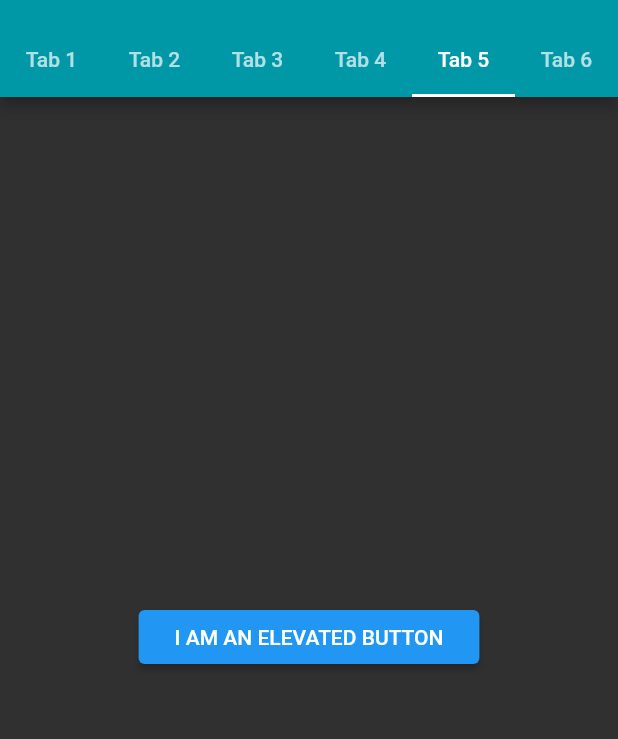
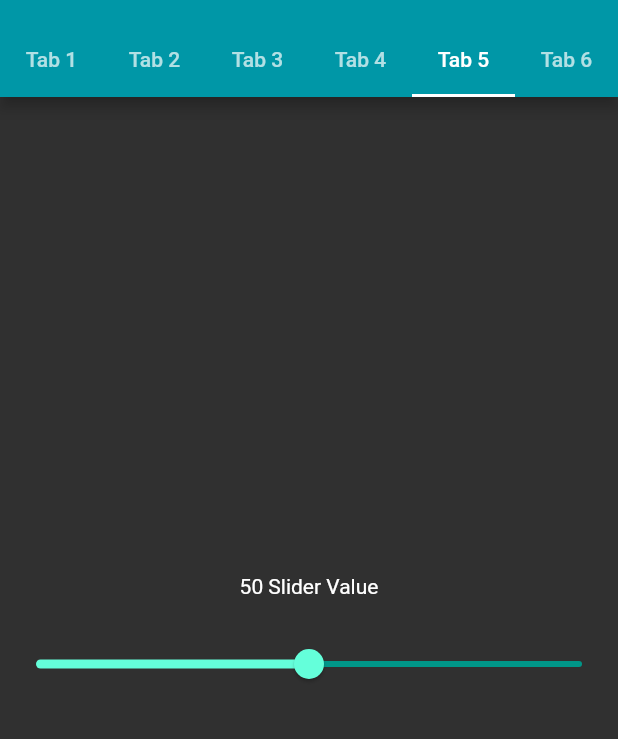
Before and after one commit to justEhmadSaeed/TabBar-Flutter, a Flutter app: the Screen2 screen opened by its route, tab 5 chosen, on a phone screen of 412 x 824 dp, the part 59-798 px from its top. Run offline on Flutter 3.47's test engine with Material 2 defaults, Android fonts, the phone set to English and light mode, and no system bars.

Commit message:
📦 NEW: Slider Class

```diff
--- a/lib/Screen2.dart
+++ b/lib/Screen2.dart
@@ -4,6 +4,7 @@ import 'package:tabbar_flutter/DatePicker.dart';
 import 'package:tabbar_flutter/DrawerHeader.dart';
 import 'package:tabbar_flutter/HomePage.dart';
 import 'package:tabbar_flutter/RadioList.dart';
+import 'package:tabbar_flutter/SliderClass.dart';
 import 'package:tabbar_flutter/SwitchButton.dart';
 import 'package:tabbar_flutter/constants.dart';
 
@@ -99,13 +100,7 @@ class _Screen2State extends State<Screen2> with SingleTickerProviderStateMixin {
           Center(child: RadioList()),
           Center(child: SwitchButton()),
           Center(
-            child: ElevatedButton(
-              onPressed: () {},
-              child: Padding(
-                padding: const EdgeInsets.all(8.0),
-                child: Text('I AM AN ELEVATED BUTTON'),
-              ),
-            ),
+            child: SliderClass(),
           ),
           Center(
             child: ElevatedButton(
--- /dev/null
+++ b/lib/SliderClass.dart
@@ -0,0 +1,33 @@
+import 'package:flutter/material.dart';
+
+class SliderClass extends StatefulWidget {
+  @override
+  _SliderClassState createState() => _SliderClassState();
+}
+
+class _SliderClassState extends State<SliderClass> {
+  double _sliderValue = 50;
+  @override
+  Widget build(BuildContext context) {
+    return Column(
+      mainAxisAlignment: MainAxisAlignment.center,
+      children: [
+        Text('${_sliderValue.round()} Slider Value'),
+        SizedBox(height: 20),
+        Slider(
+          min: 0,
+          max: 100,
+          value: _sliderValue,
+          activeColor: Colors.tealAccent,
+          inactiveColor: Colors.teal,
+          label: 'Set Slider Value',
+          onChanged: (double value) {
+            setState(() {
+              _sliderValue = value;
+            });
+          },
+        ),
+      ],
+    );
+  }
+}
```
